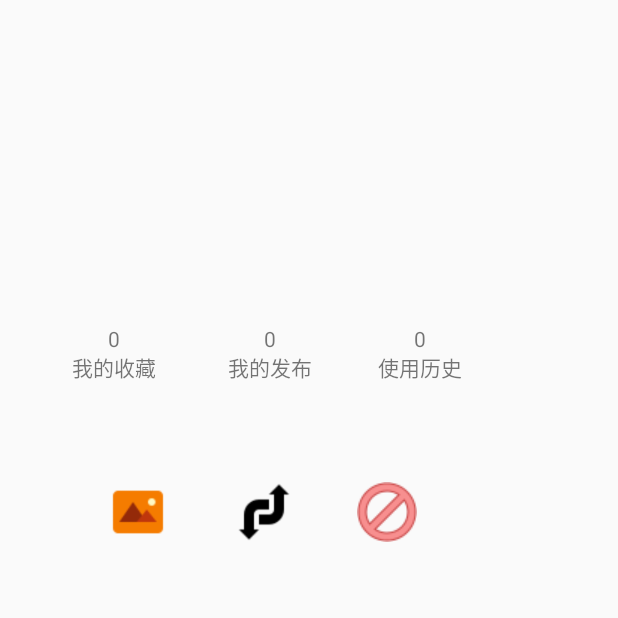
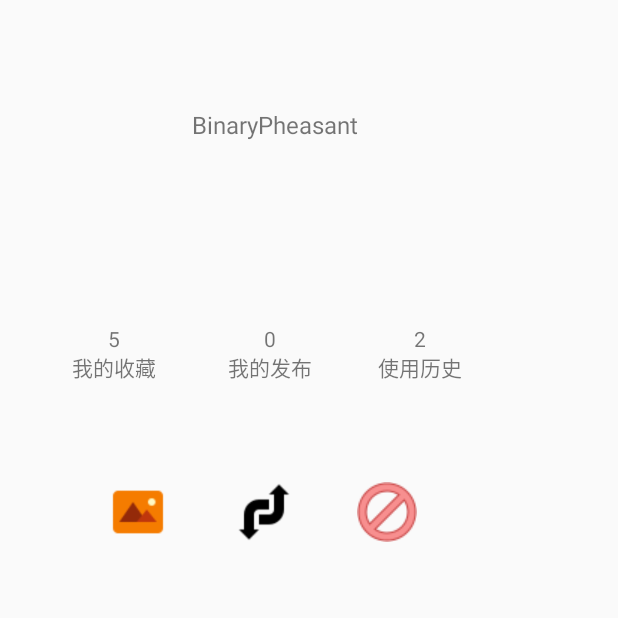
Before and after one commit to SuperMario233/phototransform-front, an Android app: the profile_main screen opened directly, with no data from a screen before it, on a phone screen of 412 x 824 dp, the top half of it. Run offline under Robolectric (Android 15) with nearby library versions, the phone set to English and light mode, and no system bars.

Commit message:
用户信息修改界面完成，用户主界面所有按钮功能已全部实现

```diff
--- a/app/src/main/java/com/binarypheasant/freestyle/profile_main.java
+++ b/app/src/main/java/com/binarypheasant/freestyle/profile_main.java
@@ -10,10 +10,34 @@ import android.widget.TextView;
 
 public class profile_main extends AppCompatActivity {
 
+    public String nickname;
+    public String des,historyString,favoriteString;
+    public boolean sex;
+    public int historyNum,favoriteNum;
+
+    private void GetUserInfo(){
+        nickname = "BinaryPheasant";
+        des = "Hello World!";
+        sex = true;
+        historyNum = 2;
+        favoriteNum = 5;
+        historyString = historyNum + "\n使用历史";
+        favoriteString = favoriteNum + "\n我的收藏";
+    }
+
     @Override
     protected void onCreate(Bundle savedInstanceState) {
         super.onCreate(savedInstanceState);
         setContentView(R.layout.activity_profile_main);
+
+        GetUserInfo();
+
+        TextView nicknameView = findViewById(R.id.nickname);
+        TextView myfavorite = findViewById(R.id.myfavorite);
+        TextView myhistory = findViewById(R.id.myhistory);
+        nicknameView.setText(nickname);
+        myhistory.setText(historyString);
+        myfavorite.setText(favoriteString);
 
         ImageView filterView = (ImageView) findViewById(R.id.filter);
         filterView.setOnClickListener(new View.OnClickListener() {
@@ -49,7 +73,7 @@ public class profile_main extends AppCompatActivity {
                 startActivity(Gotomain_photo);
             }
         });
-        TextView myfavorite = (TextView) findViewById(R.id.myfavorite);
+
         myfavorite.setOnClickListener(new View.OnClickListener() {
             public void onClick(View view) {
                 //退出当前用户申请
@@ -58,7 +82,7 @@ public class profile_main extends AppCompatActivity {
                 startActivity(Gotofilterlist);
             }
         });
-        TextView myhistory = (TextView) findViewById(R.id.myhistory);
+
         myhistory.setOnClickListener(new View.OnClickListener() {
             public void onClick(View view) {
                 //退出当前用户申请
@@ -77,5 +101,15 @@ public class profile_main extends AppCompatActivity {
                 builder.show();
             }
         });
+        TextView editview = (TextView) findViewById(R.id.edit);
+        editview.setOnClickListener(new View.OnClickListener() {
+            public void onClick(View view) {
+                Intent GotoEdit = new Intent(profile_main.this, editprofile.class);
+                GotoEdit.putExtra("nickname",nickname);
+                GotoEdit.putExtra("sex",sex);
+                GotoEdit.putExtra("des",des);
+                startActivity(GotoEdit);
+            }
+        });
     }
 }
--- a/app/src/main/res/layout/activity_profile_main.xml
+++ b/app/src/main/res/layout/activity_profile_main.xml
@@ -47,11 +47,12 @@
         app:layout_constraintTop_toTopOf="parent" />
 
     <TextView
-        android:layout_width="83dp"
+        android:id="@+id/nickname"
+        android:layout_width="183dp"
         android:layout_height="25dp"
-        android:layout_marginStart="118dp"
-        android:layout_marginTop="104dp"
-        android:gravity="center"
+        android:layout_marginStart="128dp"
+        android:layout_marginTop="74dp"
+        android:gravity="left"
         android:left="118dp"
         android:text="用户昵称"
         android:textSize="16sp"
@@ -61,6 +62,7 @@
         app:layout_constraintTop_toTopOf="parent" />
 
     <TextView
+        android:id="@+id/edit"
         android:layout_width="108dp"
         android:layout_height="25dp"
         android:layout_marginStart="118dp"
```
Also changed, not shown: app/src/main/AndroidManifest.xml (+5 -7 lines), app/src/main/java/com/binarypheasant/freestyle/editprofile.java (added, +30 -0 lines), app/src/main/res/layout/activity_editprofile.xml (added, +127 -0 lines), app/src/main/res/drawable/camera.png (added), app/src/main/res/drawable/icon8_user.png (added), app/src/main/res/drawable/icons8_sex.png (added), app/src/main/res/drawable/icons8_userdes.png (added).
